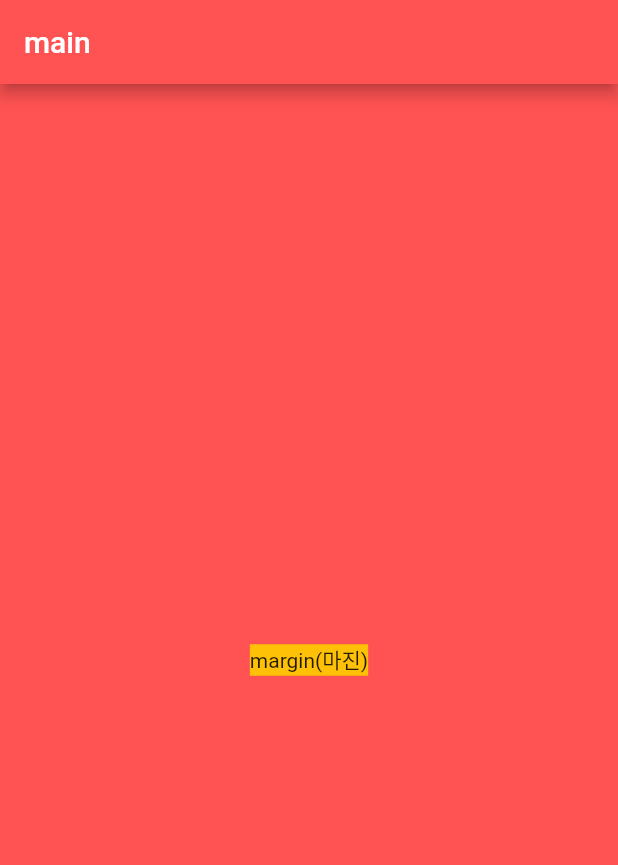
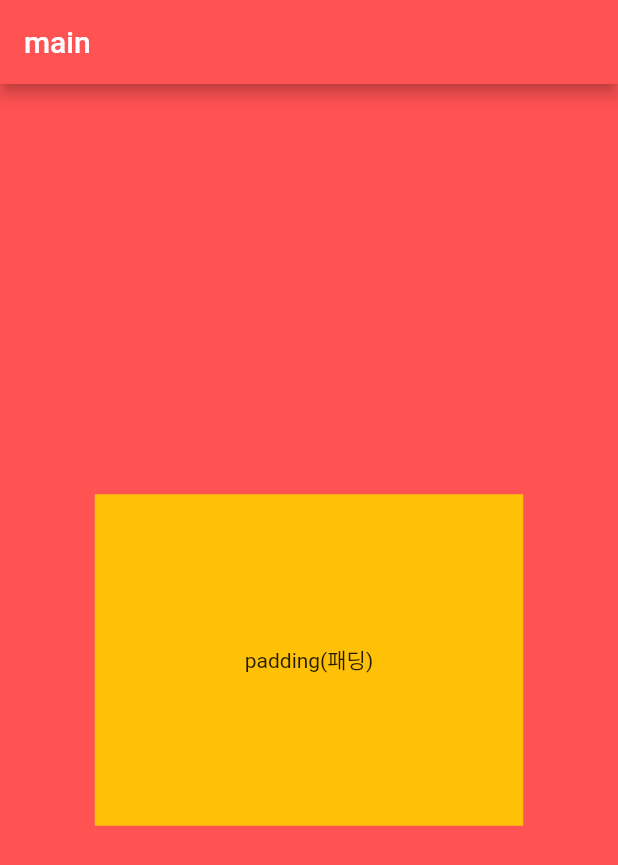
Before and after one commit to selpeapi/flutter_app3, a Flutter app: the screen it shows after launch, on a phone screen of 412 x 824 dp. Shown: the top 865 px of the screen. Run offline on Flutter 3.47's test engine with Material 2 defaults, Android fonts, the phone set to English and light mode, and no system bars.

Commit message:
padding [EdgeInsets.all] ~20.11.15

```diff
--- a/lib/main.dart
+++ b/lib/main.dart
@@ -26,8 +26,8 @@ class _MainPageState extends State<MainPage> {
       alignment: Alignment.center,
       child: Container(
         color: Colors.amber,
-        margin: EdgeInsets.symmetric(vertical: 30, horizontal: 80),
-        child: Text("margin(마진)"),
+        padding: EdgeInsets.all(100),
+        child: Text("padding(패딩)"),
       ),
     );
   }
```
